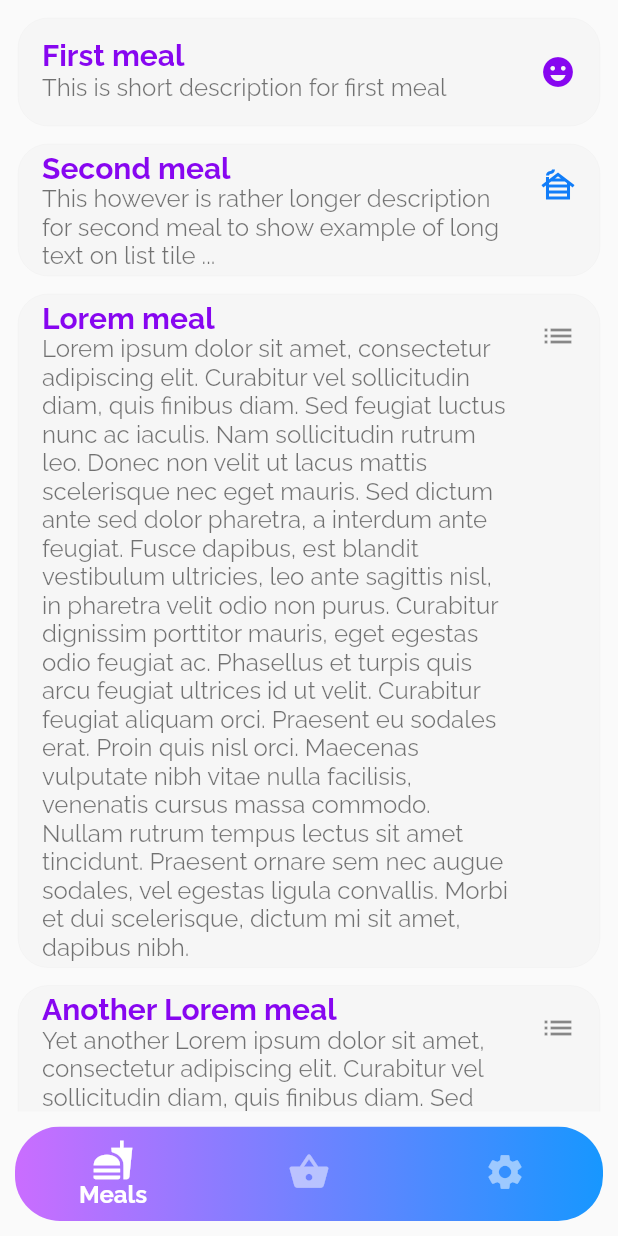
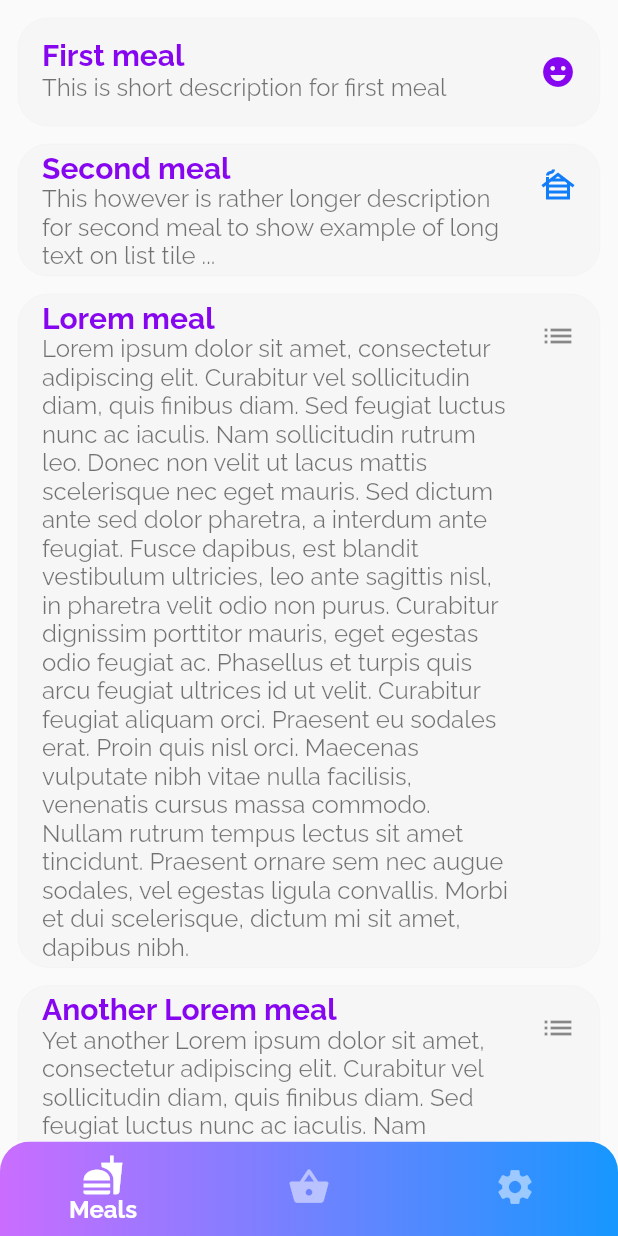
Before and after one commit to hajpson/meals_planner, a Flutter app: the screen it shows after launch, on a phone screen of 412 x 824 dp. Run offline on Flutter 3.47's test engine with Material 2 defaults, Android fonts, the phone set to English and light mode, and no system bars; our stand-ins replace bloc, equatable, flutter_bloc, flutter_spinkit, google_fonts.

Commit message:
Change of navigation to stateful pageController

```diff
--- a/lib/logic/main_navigation/main_navigation_state.dart
+++ /dev/null
@@ -1,11 +0,0 @@
-part of 'main_navigation_cubit.dart';
-
-class MainNavigationState extends Equatable {
-  final NavbarItem navbarItem;
-  final int index;
-
-  MainNavigationState(this.navbarItem, this.index);
-
-  @override
-  List<Object> get props => [this.navbarItem, this.index];
-}
--- a/lib/main.dart
+++ b/lib/main.dart
@@ -1,7 +1,5 @@
 import 'package:flutter/material.dart';
-import 'package:flutter_bloc/flutter_bloc.dart';
 import 'package:google_fonts/google_fonts.dart';
-import 'package:meals_planner/logic/main_navigation/main_navigation_cubit.dart';
 import 'package:meals_planner/presentation/root_screen.dart';
 
 import 'constants/colors.dart';
@@ -11,20 +9,15 @@ void main() {
   runApp(MyApp());
 }
 
-
-
 class MyApp extends StatelessWidget {
   @override
   Widget build(BuildContext context) {
-    return BlocProvider<MainNavigationCubit>(
-      create: (context) => MainNavigationCubit(),
-      child: MaterialApp(
+    return MaterialApp(
         theme: ThemeData(
           primarySwatch: MaterialColorGenerator.from(primaryColor),
           fontFamily: GoogleFonts.raleway().fontFamily,
           ),
         home: RootScreen(),
-      ),
     );
   }
 }
--- a/lib/presentation/main_navigation/meals_screen.dart
+++ b/lib/presentation/main_navigation/meals_screen.dart
@@ -12,12 +12,16 @@ class MealsScreen extends StatefulWidget {
   State<MealsScreen> createState() => _MealsScreenState();
 }
 
-class _MealsScreenState extends State<MealsScreen> {
+class _MealsScreenState extends State<MealsScreen> with AutomaticKeepAliveClientMixin {
+  @override
+  bool get wantKeepAlive => true;
+
   @override
   Widget build(BuildContext context) {
+    super.build(context);
+
     return SafeArea(
       child: Scaffold(
-        extendBody: true,
         body: Center(
           child: Container(
            child : BlocBuilder<MealsCubit, MealsState>(
@@ -42,6 +46,7 @@ class _MealsScreenState extends State<MealsScreen> {
                 final meals = state.meals;
 
                 return ListView.builder(
+                  padding: EdgeInsets.fromLTRB(0, 0, 0, 12),
                   physics: BouncingScrollPhysics(),
                   itemCount: meals.length,
                   itemBuilder: (context, index) => Padding(
--- a/lib/presentation/root_screen.dart
+++ b/lib/presentation/root_screen.dart
@@ -2,8 +2,6 @@ import 'package:flutter/material.dart';
 
 import 'package:flutter_bloc/flutter_bloc.dart';
 import 'package:meals_planner/logic/meals/meals_cubit.dart';
-import 'package:meals_planner/models/NavbarItem.dart';
-import 'package:meals_planner/logic/main_navigation/main_navigation_cubit.dart';
 import 'package:meals_planner/presentation/main_navigation/meals_screen.dart';
 import 'package:meals_planner/presentation/main_navigation/settings_screen.dart';
 import 'package:meals_planner/presentation/main_navigation/products_screen.dart';
@@ -11,26 +9,55 @@ import 'package:meals_planner/presentation/main_navigation/products_screen.dart'
 import '../constants/colors.dart';
 
 class RootScreen extends StatefulWidget {
-  const RootScreen({super.key});
-
   @override
   State<RootScreen> createState() => _RootScreenState();
 }
 
 class _RootScreenState extends State<RootScreen> {
+  var _selectedPageIndex;
+  late List<Widget> _pages;
+  late PageController _pageController;
+
+  @override
+  void initState() {
+    super.initState();
+
+    _selectedPageIndex = 0;
+
+    _pages = [
+      BlocProvider<MealsCubit>(
+            create: (context) => MealsCubit(),
+            child: MealsScreen()
+      ),
+      ProductsScreen(),
+      SettingsScreen()
+    ];
+
+    _pageController = PageController(initialPage: _selectedPageIndex);
+  }
+
+  @override
+  void dispose() {
+    _pageController.dispose();
+
+    super.dispose();
+  }
+
   @override
   Widget build(BuildContext context) {
     return Scaffold(
-      extendBody: true,
-      bottomNavigationBar: Container(
-        color: Colors.transparent,
-        padding: EdgeInsets.all(10),
-        child: ClipRRect(
-          borderRadius: BorderRadius.all(Radius.circular(30)),
-          child: BlocBuilder<MainNavigationCubit, MainNavigationState>(
-              builder: (context, state) {
-        return Container(
-          decoration: const BoxDecoration(
+      body: PageView(
+        controller: _pageController,
+        physics: NeverScrollableScrollPhysics(),
+        children: _pages,
+      ),
+      bottomNavigationBar: ClipRRect(
+        borderRadius: BorderRadius.only(
+          topLeft: Radius.circular(20),
+          topRight: Radius.circular(20)
+        ),
+        child: Container(
+          decoration: BoxDecoration(
             gradient: LinearGradient(
               begin: Alignment.topLeft,
               end: Alignment.topRight,
@@ -43,48 +70,27 @@ class _RootScreenState extends State<RootScreen> {
             )
           ),
           child: BottomNavigationBar(
-            currentIndex: state.index,
             showUnselectedLabels: false,
+            iconSize: 28,
+            unselectedItemColor: lightWhiteColor,
+            selectedItemColor: Colors.white,
+            elevation: 0,
             backgroundColor: Colors.transparent,
             selectedLabelStyle: TextStyle(
               fontWeight: FontWeight.bold,
               fontSize: 16
             ),
-            iconSize: 28,
-            unselectedItemColor: lightWhiteColor,
-            selectedItemColor: Colors.white,
-            elevation: 0,
-            type: BottomNavigationBarType.fixed,
             items: bottomAppBarItems,
-            onTap: (index) => {
-              if (index == 0) {
-                BlocProvider.of<MainNavigationCubit>(context)
-                  .setNavBartItem(NavbarItem.meals)
-              } else if (index == 1) {
-                BlocProvider.of<MainNavigationCubit>(context)
-                  .setNavBartItem(NavbarItem.settings)
-              } else {
-                BlocProvider.of<MainNavigationCubit>(context)
-                  .setNavBartItem(NavbarItem.products)
-              }
-            }),
-        );
-        }),
+            currentIndex: _selectedPageIndex,
+            onTap: (selectedPageIndex) {
+              setState(() {
+                _selectedPageIndex = selectedPageIndex;
+                _pageController.jumpToPage(_selectedPageIndex);
+              });
+            },
+          ),
+        ),
       ),
-    ),
-    body: BlocBuilder<MainNavigationCubit, MainNavigationState>(
-      builder: (context, state) {
-        if (state.navbarItem == NavbarItem.meals) {
-          return BlocProvider<MealsCubit>(
-            create: (context) => MealsCubit(),
-            child: MealsScreen(),
-          );
-        } else if (state.navbarItem == NavbarItem.settings) {
-          return ProductsScreen();
-        } else {
-          return SettingsScreen() ;
-        }
-      }),
     );
   }
 }
--- a/pubspec.yaml
+++ b/pubspec.yaml
@@ -36,6 +36,7 @@ dependencies:
   google_fonts: ^4.0.3
   flutter_spinkit: ^5.1.0
   floating_bottom_navigation_bar: ^1.5.2
+  appwrite: ^9.0.0
 
   # The following adds the Cupertino Icons font to your application.
   # Use with the CupertinoIcons class for iOS style icons.
```
Also changed, not shown: lib/logic/main_navigation/main_navigation_cubit.dart (deleted, +0 -23 lines), lib/presentation/main_navigation/products_screen.dart (+10 -2 lines), lib/presentation/main_navigation/settings_screen.dart (+10 -2 lines), pubspec.lock, 5 other files.
